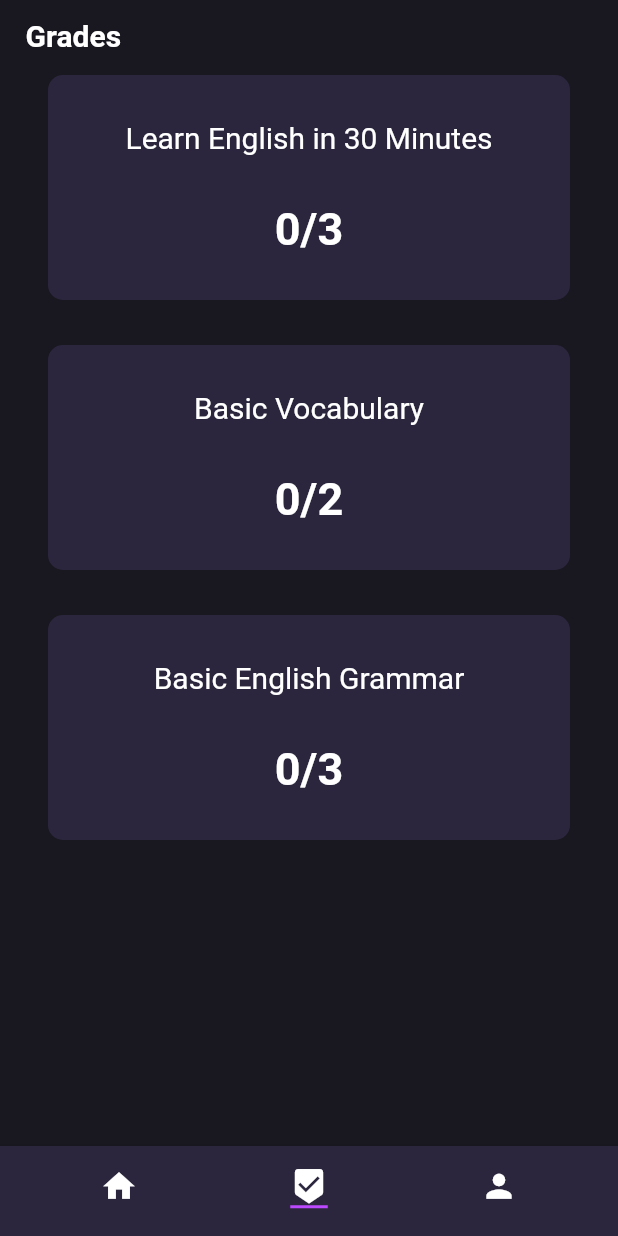
After one commit to yaseen1998/FlutterProjectSeven, a Flutter app: the HomeScreen screen opened directly, item 2 of the bottom bar chosen, on a phone screen of 412 x 824 dp. The commit adds this screen. Run offline on Flutter 3.47's test engine with Material 2 defaults, Android fonts, the phone set to English and light mode, and no system bars; our stand-ins replace page_transition, youtube_player_flutter; network calls fail.

Commit message:
Added Grade Screen

```diff
--- a/lib/models/courses_model.dart
+++ b/lib/models/courses_model.dart
@@ -6,6 +6,7 @@ class Course {
   String description;
   String summery;
   String video;
+  String grade;
   List<Question> list;
   Course({
     this.imageUrl = "null",
@@ -13,39 +14,40 @@ class Course {
     this.description = "null",
     this.summery = "null",
     this.video = "null",
+    this.grade = "null",
     this.list = const [],
   });
 }
 
 final List<Course> courses = [
   Course(
-    imageUrl:
-        "https://i.ytimg.com/vi_webp/juKd26qkNAw/mqdefault.webp",
+    imageUrl: "https://i.ytimg.com/vi_webp/juKd26qkNAw/mqdefault.webp",
     name: "Learn English in 30 Minutes",
     description: "Get started with the English language in only 30 minutes!",
     summery:
         "You've decided to start learning English, so let's build up your vocabulary! In this video, you'll learn some of the most important words and phrases in the English language. If you want to start learning English, this video is made for you. Our host expresses herself in simple English, with English subtitles. This video will challenge your listening comprehension skills and help you progress in your English study.",
     video: "https://youtu.be/juKd26qkNAw",
+    grade: "null",
     list: beginnersEnglish(),
   ),
   Course(
-    imageUrl:
-        "https://i.ytimg.com/vi/SLo1IAQ_U2k/mqdefault.jpg",
+    imageUrl: "https://i.ytimg.com/vi/SLo1IAQ_U2k/mqdefault.jpg",
     name: "Basic Vocabulary",
     description: "20 English Words for Everyday Life",
     summery:
         "So after you’ve learned the new words and phrases, stick around and review what you learned in previous lessons. Reviewing is one of the most important parts of learning a language! This is THE place to start if you want to learn English, and improve both your listening and speaking skills.",
     video: "https://youtu.be/SLo1IAQ_U2k",
-    list: beginnersEnglish(),
+    grade: "null",
+    list: grammarQuestion(),
   ),
   Course(
-    imageUrl:
-        "https://i.ytimg.com/vi/VBl9mQr3kdk/mqdefault.jpg",
+    imageUrl: "https://i.ytimg.com/vi/VBl9mQr3kdk/mqdefault.jpg",
     name: "Basic English Grammar",
     description: "Present perfect + ever/never",
     summery:
         "In this video, Alisha answers 3 questions.\n- I am bit confused about using never and ever. For example: \"I never seen\" and \"I ever seen\"\n- What is the difference between photograph and photography. How should I use these words? \n- If you can would you please explain me how can we use \"take out, take off, take over, over take\" with examples.",
     video: "https://youtu.be/VBl9mQr3kdk",
+    grade: "null",
     list: beginnersEnglish(),
   ),
 ];
--- a/lib/screens/home_screen.dart
+++ b/lib/screens/home_screen.dart
@@ -46,7 +46,8 @@ class _HomeScreenState extends State<HomeScreen> {
           padding: EdgeInsets.only(left: 17, right: 17, top: 12),
           child: TabBarView(
             children: [
-              HomeTab(), //first tab
+              HomeTab(),
+              GradeTab(),
             ],
           ),
         ),
@@ -54,58 +55,3 @@ class _HomeScreenState extends State<HomeScreen> {
     );
   }
 }
-
-// GradesTab(courseMark: [
-// "4/4",
-// "3/4"
-// ], courseName: [
-// "English Words",
-// "English numbers",
-// ]), //second tab
-// class GradesTab extends StatefulWidget {
-//   GradesTab({required this.courseName, required this.courseMark});
-//   List courseName;
-//   List courseMark;
-//   @override
-//   State<GradesTab> createState() => _GradesTabState();
-// }
-
-// class _GradesTabState extends State<GradesTab> {
-//   @override
-//   Widget build(BuildContext context) {
-//     return Column(
-//       children: [
-//         Text(
-//           "Grades",
-//           style: TextStyle(
-//               fontSize: 20, color: Colors.white, fontWeight: FontWeight.w500),
-//         ),
-//         ListView.separated(
-//           shrinkWrap: true,
-//           physics: NeverScrollableScrollPhysics(),
-//           itemCount: widget.courseName.length,
-//           itemBuilder: (BuildContext context, int index) {
-//             return Row(
-//               children: [
-//                 Text(
-//                   "${widget.courseName[index]} :",
-//                   style: TextStyle(fontSize: 18, color: Colors.white),
-//                 ),
-//                 Text(
-//                   "${widget.courseMark[index]}",
-//                   style: TextStyle(fontSize: 18, color: Colors.white),
-//                 )
-//               ],
-//               mainAxisAlignment: MainAxisAlignment.spaceBetween,
-//             );
-//           },
-//           separatorBuilder: (context, index) {
-//             return SizedBox(
-//               height: 10,
-//             );
-//           },
-//         ),
-//       ],
-//     );
-//   }
-// }
--- a/lib/screens/quiz_screen.dart
+++ b/lib/screens/quiz_screen.dart
@@ -1,10 +1,10 @@
-import 'package:flutter/foundation.dart';
 import 'package:flutter/material.dart';
 import '../models/models.dart';
 
 class QuizScreen extends StatefulWidget {
   final List<Question> questionList;
-  const QuizScreen(this.questionList, {super.key});
+  String grade;
+  QuizScreen(this.questionList, this.grade, {super.key});
   @override
   State<QuizScreen> createState() => _QuizScreenState();
 }
@@ -122,7 +122,7 @@ class _QuizScreenState extends State<QuizScreen> {
           foregroundColor: Colors.white,
           backgroundColor: isSelected
               ? const Color.fromARGB(255, 188, 73, 255)
-              : Color.fromARGB(255, 79, 73, 100),
+              : const Color.fromARGB(255, 79, 73, 100),
         ),
         onPressed: () {
           if (selectedAnswer == null) {
@@ -237,6 +237,7 @@ class _QuizScreenState extends State<QuizScreen> {
                       fontSize: 15),
                 ),
                 onPressed: () {
+                  widget.grade = "$score/${widget.questionList.length}";
                   int count = 0;
                   Navigator.of(context).popUntil(
                     (_) => count++ >= 3,
--- a/lib/screens/video_screen.dart
+++ b/lib/screens/video_screen.dart
@@ -103,7 +103,10 @@ class _VideoScreenState extends State<VideoScreen> {
                               context,
                               MaterialPageRoute(
                                 builder: (context) {
-                                  return QuizScreen(widget.course.list);
+                                  return QuizScreen(
+                                    widget.course.list,
+                                    widget.course.grade,
+                                  );
                                 },
                               ),
                             );
--- /dev/null
+++ b/lib/widgets/grades_tab_widget.dart
@@ -0,0 +1,29 @@
+import 'package:flutter/material.dart';
+import 'package:project/models/models.dart';
+import 'widgets.dart';
+
+class GradeTab extends StatefulWidget {
+  const GradeTab({super.key});
+
+  @override
+  State<GradeTab> createState() => _GradeTabState();
+}
+
+class _GradeTabState extends State<GradeTab> {
+  @override
+  Widget build(BuildContext context) {
+    return ListView(
+      children: const [
+        Text(
+          "Grades",
+          style: TextStyle(
+            fontSize: 20,
+            color: Colors.white,
+            fontWeight: FontWeight.bold,
+          ),
+        ),
+        GradesWidget(),
+      ],
+    );
+  }
+}
--- /dev/null
+++ b/lib/widgets/grades_widget.dart
@@ -0,0 +1,66 @@
+import 'package:flutter/material.dart';
+import 'package:project/models/models.dart';
+
+class GradesWidget extends StatefulWidget {
+  const GradesWidget({super.key});
+
+  @override
+  State<GradesWidget> createState() => _GradesWidgetState();
+}
+
+class _GradesWidgetState extends State<GradesWidget> {
+  @override
+  Widget build(BuildContext context) {
+    return SizedBox(
+      height: 1000,
+      child: ListView.builder(
+        physics: const BouncingScrollPhysics(),
+        scrollDirection: Axis.vertical,
+        itemCount: courses.length,
+        itemBuilder: (BuildContext context, int index) {
+          Course course = courses[index];
+          return Padding(
+            padding: const EdgeInsets.symmetric(vertical: 15, horizontal: 15),
+            child: Container(
+              width: 220,
+              height: 150,
+              padding: const EdgeInsets.all(30),
+              decoration: BoxDecoration(
+                color: const Color.fromARGB(255, 43, 38, 61),
+                borderRadius: BorderRadius.circular(10),
+              ),
+              child: Column(
+                mainAxisAlignment: MainAxisAlignment.spaceBetween,
+                children: [
+                  Text(
+                    course.name,
+                    style: const TextStyle(
+                      fontSize: 20,
+                      color: Colors.white,
+                    ),
+                  ),
+                  _scoreWidget(course)
+                ],
+              ),
+            ),
+          );
+        },
+      ),
+    );
+  }
+
+  _scoreWidget(course) {
+    bool quizTaken = false;
+    if (course.grade != "null") {
+      quizTaken = true;
+    }
+    return Text(
+      quizTaken ? course.grade : "0/${course.list.length.toString()}",
+      style: const TextStyle(
+        fontSize: 30,
+        color: Colors.white,
+        fontWeight: FontWeight.bold,
+      ),
+    );
+  }
+}
--- a/lib/widgets/widgets.dart
+++ b/lib/widgets/widgets.dart
@@ -1,6 +1,8 @@
 export 'button_widget.dart';
 export 'textfield_widget.dart';
 export 'password_field_widget.dart';
-export 'tabs_widget.dart';
+export 'home_tab_widget.dart';
 export 'course_widget.dart';
 export 'signin_field_widget.dart';
+export 'grades_widget.dart';
+export 'grades_tab_widget.dart';
```
Also changed, not shown: lib/widgets/home_tab_widget.dart (renamed from lib/widgets/tabs_widget.dart).
